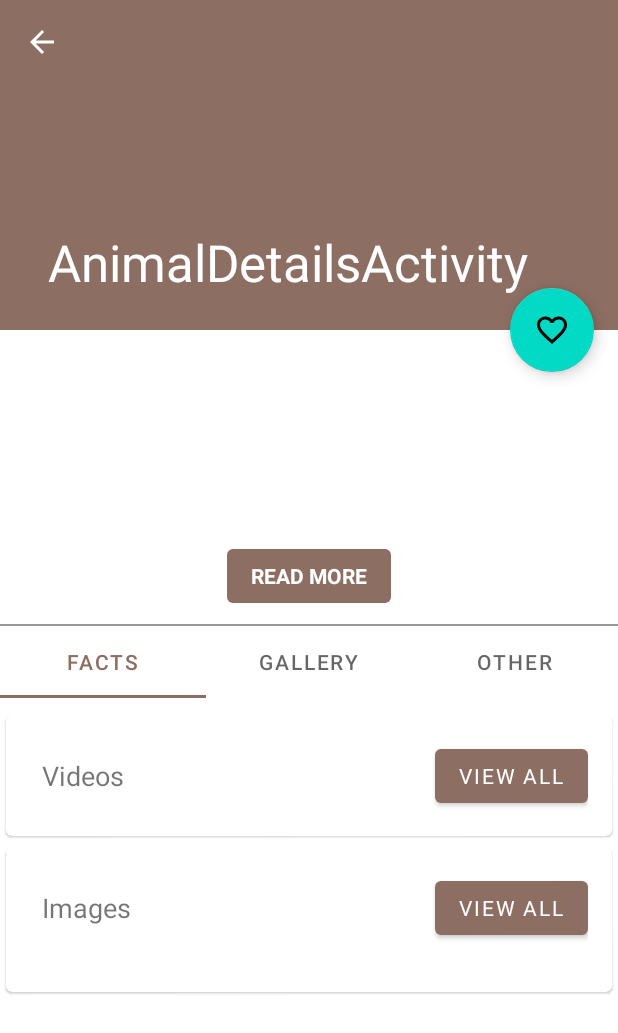
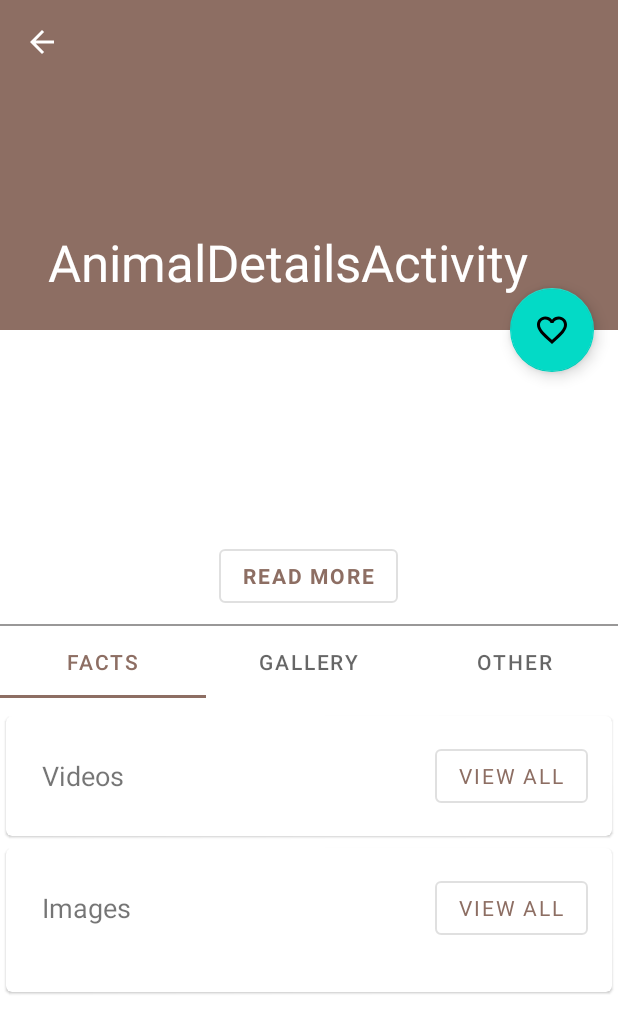
Before and after one commit to vejathegreat/UntamedAfrica, an Android app: the fragment GalleryFragment placed in its activity, on a phone screen of 412 x 824 dp. Shown: the top 1033 px of the screen. Run offline under Robolectric (Android 15) with nearby library versions, the phone set to English and light mode, and no system bars; our stand-ins replace Firebase (no records; nobody signed in at launch, a user with empty details on screens opened directly); pictures from the network do not load; Roboto replaces fonts that are not available here; 15 statements that could not run were skipped.

Commit message:
added safaris feature and updated button styling

```diff
--- a/app/src/main/res/layout/content_animal_details.xml
+++ b/app/src/main/res/layout/content_animal_details.xml
@@ -76,15 +76,13 @@
                     tools:text="@tools:sample/lorem/random" />
             </LinearLayout>
 
-            <com.google.android.material.button.MaterialButton
+            <Button
                 android:id="@+id/read_more_button"
-                style="@style/Widget.AppCompat.Button.Borderless.Colored"
+                style="@style/Widget.MaterialComponents.Button.OutlinedButton"
                 android:layout_width="wrap_content"
                 android:layout_height="wrap_content"
                 android:layout_gravity="center"
-                android:background="@null"
                 android:text="@string/read_more"
-                android:textColor="#FFFFFF"
                 android:textStyle="bold" />
 
             <View
--- a/app/src/main/res/layout/fragment_gallery.xml
+++ b/app/src/main/res/layout/fragment_gallery.xml
@@ -37,6 +37,7 @@
 
                     <Button
                         android:id="@+id/view_more_videos"
+                        style="@style/Widget.MaterialComponents.Button.OutlinedButton"
                         android:layout_width="wrap_content"
                         android:layout_height="wrap_content"
                         android:text="@string/view_all" />
@@ -80,6 +81,7 @@
 
                     <Button
                         android:id="@+id/view_more_images"
+                        style="@style/Widget.MaterialComponents.Button.OutlinedButton"
                         android:layout_width="wrap_content"
                         android:layout_height="wrap_content"
                         android:text="@string/view_all" />
--- a/app/src/main/res/layout/list_item_safari_image.xml
+++ b/app/src/main/res/layout/list_item_safari_image.xml
@@ -8,6 +8,7 @@
         android:id="@+id/safari_imageview"
         android:layout_width="match_parent"
         android:layout_height="match_parent"
-        android:layout_margin="4dp" />
+        android:layout_marginStart="4dp"
+        android:layout_marginEnd="4dp" />
 
 </LinearLayout>
--- a/app/src/main/res/values/strings.xml
+++ b/app/src/main/res/values/strings.xml
@@ -39,4 +39,5 @@
     <string name="address">Address: </string>
     <string name="geopoint">Coordinates:</string>
     <string name="static_map_url">https://maps.googleapis.com/maps/api/staticmap?zoom=10&amp;size=2048x2048&amp;markers=color:red|</string>
+    <string name="more_info">More Info</string>
 </resources>
```
Also changed, not shown: app/src/main/java/com/velaphi/untamed/features/safaries/SafariDetailsActivity.java (+10 -1 lines), app/src/main/java/com/velaphi/untamed/features/safaries/SafariImagesAdapter.java (+14 -0 lines), app/src/main/res/layout/activity_safari_details.xml (+9 -1 lines).
